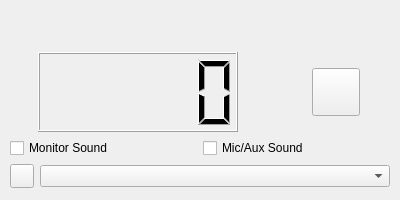
First picture: the form in ScreenRecorder/ScreenRecorder/ScreenRecorder.ui, repository ForSuhr/ScreenRecorder, before the edit.
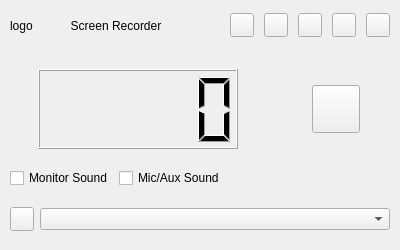
Second picture: the form after the edit.

Commit message: Fix all bugs so far; Merge the title bar into the main QWidget class

```diff
--- a/ScreenRecorder/ScreenRecorder/ScreenRecorder.ui
+++ b/ScreenRecorder/ScreenRecorder/ScreenRecorder.ui
@@ -7,19 +7,19 @@
     <x>0</x>
     <y>0</y>
     <width>400</width>
-    <height>200</height>
+    <height>250</height>
    </rect>
   </property>
   <property name="minimumSize">
    <size>
     <width>400</width>
-    <height>200</height>
+    <height>250</height>
    </size>
   </property>
   <property name="maximumSize">
    <size>
     <width>400</width>
-    <height>200</height>
+    <height>250</height>
    </size>
   </property>
   <property name="windowTitle">
@@ -27,13 +27,43 @@
   </property>
   <layout class="QVBoxLayout" name="verticalLayout_2">
    <property name="spacing">
+    <number>0</number>
+   </property>
+   <property name="leftMargin">
+    <number>0</number>
+   </property>
+   <property name="topMargin">
+    <number>0</number>
+   </property>
+   <property name="rightMargin">
+    <number>0</number>
+   </property>
+   <property name="bottomMargin">
+    <number>0</number>
+   </property>
+   <item>
+    <widget class="QWidget" name="titleBarWidget" native="true">
+     <property name="minimumSize">
+      <size>
+       <width>400</width>
+       <height>50</height>
+      </size>
+     </property>
+     <property name="maximumSize">
+      <size>
+       <width>400</width>
+       <height>50</height>
+      </size>
+     </property>
+     <layout class="QHBoxLayout" name="horizontalLayout_4">
+      <property name="spacing">
     <number>10</number>
    </property>
    <property name="leftMargin">
     <number>10</number>
    </property>
    <property name="topMargin">
-    <number>50</number>
+       <number>10</number>
    </property>
    <property name="rightMargin">
     <number>10</number>
@@ -42,7 +72,241 @@
     <number>10</number>
    </property>
    <item>
+       <widget class="QLabel" name="qlabelLogo">
+        <property name="minimumSize">
+         <size>
+          <width>32</width>
+          <height>32</height>
+         </size>
+        </property>
+        <property name="maximumSize">
+         <size>
+          <width>32</width>
+          <height>32</height>
+         </size>
+        </property>
+        <property name="styleSheet">
+         <string notr="true"/>
+        </property>
+        <property name="text">
+         <string>logo</string>
+        </property>
+       </widget>
+      </item>
+      <item>
+       <widget class="QLabel" name="qlabelTitle">
+        <property name="sizePolicy">
+         <sizepolicy hsizetype="Preferred" vsizetype="Preferred">
+          <horstretch>0</horstretch>
+          <verstretch>0</verstretch>
+         </sizepolicy>
+        </property>
+        <property name="minimumSize">
+         <size>
+          <width>128</width>
+          <height>32</height>
+         </size>
+        </property>
+        <property name="maximumSize">
+         <size>
+          <width>256</width>
+          <height>32</height>
+         </size>
+        </property>
+        <property name="styleSheet">
+         <string notr="true"/>
+        </property>
+        <property name="text">
+         <string>Screen Recorder</string>
+        </property>
+        <property name="alignment">
+         <set>Qt::AlignCenter</set>
+        </property>
+       </widget>
+      </item>
+      <item>
+       <spacer name="horizontalSpacer_2">
+        <property name="orientation">
+         <enum>Qt::Horizontal</enum>
+        </property>
+        <property name="sizeHint" stdset="0">
+         <size>
+          <width>27</width>
+          <height>20</height>
+         </size>
+        </property>
+       </spacer>
+      </item>
+      <item>
+       <widget class="QPushButton" name="btnSet">
+        <property name="minimumSize">
+         <size>
+          <width>24</width>
+          <height>24</height>
+         </size>
+        </property>
+        <property name="maximumSize">
+         <size>
+          <width>24</width>
+          <height>24</height>
+         </size>
+        </property>
+        <property name="text">
+         <string/>
+        </property>
+       </widget>
+      </item>
+      <item>
+       <widget class="QPushButton" name="btnStyle">
+        <property name="minimumSize">
+         <size>
+          <width>24</width>
+          <height>24</height>
+         </size>
+        </property>
+        <property name="maximumSize">
+         <size>
+          <width>24</width>
+          <height>24</height>
+         </size>
+        </property>
+        <property name="text">
+         <string/>
+        </property>
+       </widget>
+      </item>
+      <item>
+       <widget class="QPushButton" name="btnMin">
+        <property name="minimumSize">
+         <size>
+          <width>24</width>
+          <height>24</height>
+         </size>
+        </property>
+        <property name="maximumSize">
+         <size>
+          <width>24</width>
+          <height>24</height>
+         </size>
+        </property>
+        <property name="sizeIncrement">
+         <size>
+          <width>0</width>
+          <height>0</height>
+         </size>
+        </property>
+        <property name="baseSize">
+         <size>
+          <width>0</width>
+          <height>0</height>
+         </size>
+        </property>
+        <property name="styleSheet">
+         <string notr="true"/>
+        </property>
+        <property name="text">
+         <string/>
+        </property>
+        <property name="iconSize">
+         <size>
+          <width>32</width>
+          <height>32</height>
+         </size>
+        </property>
+       </widget>
+      </item>
+      <item>
+       <widget class="QPushButton" name="btnTray">
+        <property name="minimumSize">
+         <size>
+          <width>24</width>
+          <height>24</height>
+         </size>
+        </property>
+        <property name="maximumSize">
+         <size>
+          <width>24</width>
+          <height>24</height>
+         </size>
+        </property>
+        <property name="text">
+         <string/>
+        </property>
+       </widget>
+      </item>
+      <item>
+       <widget class="QPushButton" name="btnClose">
+        <property name="minimumSize">
+         <size>
+          <width>24</width>
+          <height>24</height>
+         </size>
+        </property>
+        <property name="maximumSize">
+         <size>
+          <width>24</width>
+          <height>24</height>
+         </size>
+        </property>
+        <property name="sizeIncrement">
+         <size>
+          <width>0</width>
+          <height>0</height>
+         </size>
+        </property>
+        <property name="baseSize">
+         <size>
+          <width>0</width>
+          <height>0</height>
+         </size>
+        </property>
+        <property name="styleSheet">
+         <string notr="true"/>
+        </property>
+        <property name="text">
+         <string/>
+        </property>
+        <property name="iconSize">
+         <size>
+          <width>32</width>
+          <height>32</height>
+         </size>
+        </property>
+       </widget>
+      </item>
+     </layout>
+    </widget>
+   </item>
+   <item>
+    <widget class="QWidget" name="mainWidget" native="true">
+     <property name="minimumSize">
+      <size>
+       <width>400</width>
+       <height>200</height>
+      </size>
+     </property>
+     <property name="maximumSize">
+      <size>
+       <width>400</width>
+       <height>200</height>
+      </size>
+     </property>
     <layout class="QVBoxLayout" name="verticalLayout">
+      <property name="spacing">
+       <number>10</number>
+      </property>
+      <property name="leftMargin">
+       <number>10</number>
+      </property>
+      <property name="topMargin">
+       <number>10</number>
+      </property>
+      <property name="rightMargin">
+       <number>10</number>
+      </property>
+      <property name="bottomMargin">
+       <number>10</number>
+      </property>
      <item>
       <layout class="QHBoxLayout" name="horizontalLayout_2">
        <item>
@@ -123,6 +387,19 @@
          </property>
         </widget>
        </item>
+        <item>
+         <spacer name="horizontalSpacer_3">
+          <property name="orientation">
+           <enum>Qt::Horizontal</enum>
+          </property>
+          <property name="sizeHint" stdset="0">
+           <size>
+            <width>40</width>
+            <height>20</height>
+           </size>
+          </property>
+         </spacer>
+        </item>
       </layout>
      </item>
      <item>
@@ -152,6 +429,7 @@
       </layout>
      </item>
     </layout>
+    </widget>
    </item>
   </layout>
  </widget>
```
Left out of the diff: 2 changed lines with no effect on the pictures. Lines whose indentation alone changed are shown as unchanged. The commit also changes 9 other files.
